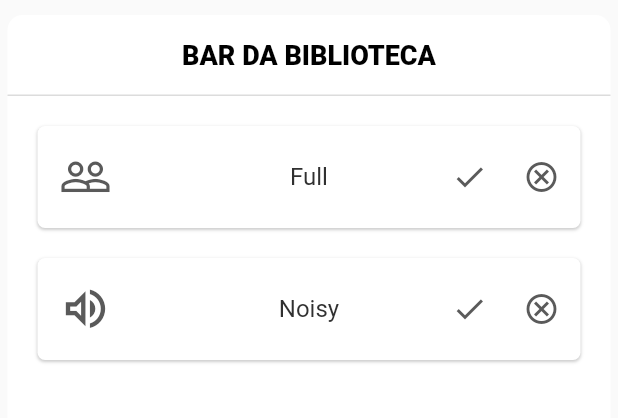
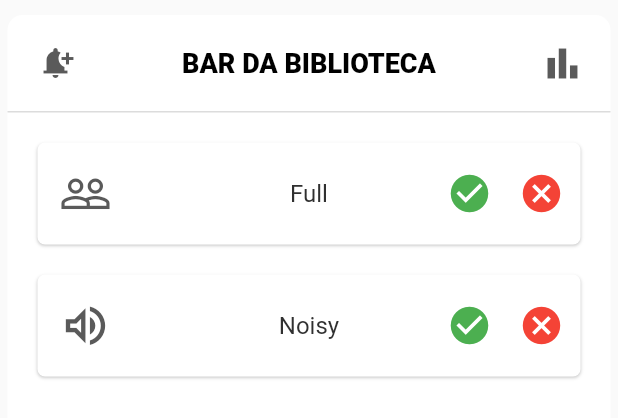
Before and after one commit to Miguel26-pixel/FEUP-ESOF, a Flutter app: the PointOfInterestPage widget shown alone on an empty page, opened directly with sample values from the repository, on a phone screen of 412 x 824 dp. Shown: the top 418 px of the screen. Run offline on Flutter 3.47's test engine with Material 2 defaults, Android fonts, the phone set to English and light mode, and no system bars; our stand-ins replace flutter_map, latlong2, location.

Commit message:
add: alert subscribe and statistics icons

```diff
--- a/src/lib/view/widget/poi.dart
+++ b/src/lib/view/widget/poi.dart
@@ -36,12 +36,20 @@ class _PointOfInterestPageState extends State<PointOfInterestPage> {
                 mainAxisAlignment: MainAxisAlignment.end,
                 children: [
                   IconButton(
+                    iconSize: 30,
                     onPressed: () {},
-                    icon: Icon(Icons.check),
+                    icon: Icon(
+                      Icons.check_circle,
+                      color: Colors.green,
+                    ),
                   ),
                   IconButton(
                     onPressed: () {},
-                    icon: Icon(Icons.cancel_outlined),
+                    iconSize: 30,
+                    icon: Icon(
+                      Icons.cancel,
+                      color: Colors.red,
+                    ),
                   ),
                 ],
               ),
@@ -82,7 +90,7 @@ class _PointOfInterestPageState extends State<PointOfInterestPage> {
           child: Column(
             children: [
               Container(
-                padding: EdgeInsets.all(16),
+                padding: EdgeInsets.all(8),
                 decoration: BoxDecoration(
                   color: Colors.transparent,
                   border: Border(
@@ -92,17 +100,33 @@ class _PointOfInterestPageState extends State<PointOfInterestPage> {
                     ),
                   ),
                 ),
-                child: Row(
+                child: Stack(
+                  alignment: Alignment.center,
                   children: [
-                    Expanded(
+                    Align(
+                      alignment: Alignment.centerLeft,
+                      child: IconButton(
+                        icon: Icon(Icons.notification_add),
+                        onPressed: () {},
+                      ),
+                    ),
+                    Align(
+                      alignment: Alignment.center,
                       child: Text(
                         widget._poi.getName().toUpperCase(),
-                        textAlign: TextAlign.center,
                         style: TextStyle(
                           fontSize: 18,
                           color: Colors.black,
                           fontWeight: FontWeight.w800,
                         ),
+                      ),
+                    ),
+                    Align(
+                      alignment: Alignment.centerRight,
+                      child: IconButton(
+                        iconSize: 30,
+                        icon: Icon(Icons.bar_chart),
+                        onPressed: () {},
                       ),
                     ),
                   ],
```
